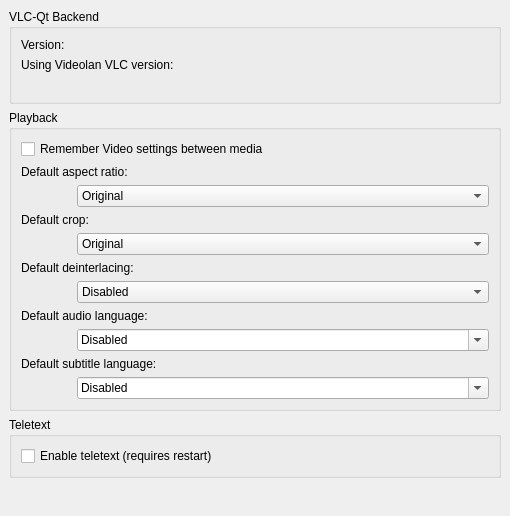
ntadej/tano, file src/ui/settings/SettingsBackend.ui: the form before one commit.
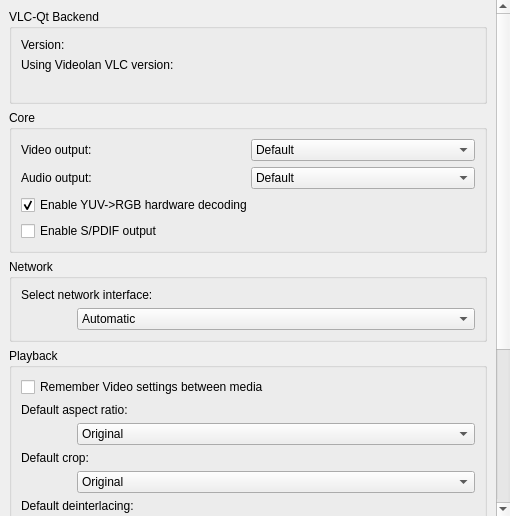
The form after the commit. Icons and pictures are not drawn.

Commit message: Add settings items for planned features

The edit to the form file:
```diff
--- a/src/ui/settings/SettingsBackend.ui
+++ b/src/ui/settings/SettingsBackend.ui
@@ -32,7 +32,7 @@
         <x>0</x>
         <y>0</y>
         <width>494</width>
-        <height>532</height>
+        <height>807</height>
        </rect>
       </property>
       <layout class="QVBoxLayout" name="verticalLayout_2">
@@ -82,6 +82,108 @@
          </layout>
         </widget>
        </item>
+       <item>
+        <widget class="QGroupBox" name="groupCore">
+         <property name="title">
+          <string>Core</string>
+         </property>
+         <layout class="QGridLayout" name="gridLayout_2">
+          <item row="0" column="0">
+           <widget class="QLabel" name="labelVout">
+            <property name="text">
+             <string>Video output:</string>
+            </property>
+           </widget>
+          </item>
+          <item row="1" column="0">
+           <widget class="QLabel" name="labelAout">
+            <property name="text">
+             <string>Audio output:</string>
+            </property>
+           </widget>
+          </item>
+          <item row="0" column="1">
+           <widget class="QComboBox" name="comboVout">
+            <item>
+             <property name="text">
+              <string>Default</string>
+             </property>
+            </item>
+           </widget>
+          </item>
+          <item row="1" column="1">
+           <widget class="QComboBox" name="comboAout">
+            <item>
+             <property name="text">
+              <string>Default</string>
+             </property>
+            </item>
+           </widget>
+          </item>
+          <item row="2" column="0" colspan="2">
+           <widget class="QCheckBox" name="checkYTR">
+            <property name="text">
+             <string>Enable YUV-&gt;RGB hardware decoding</string>
+            </property>
+            <property name="checked">
+             <bool>true</bool>
+            </property>
+           </widget>
+          </item>
+          <item row="3" column="0" colspan="2">
+           <widget class="QCheckBox" name="checkSpdif">
+            <property name="text">
+             <string>Enable S/PDIF output</string>
+            </property>
+           </widget>
+          </item>
+         </layout>
+        </widget>
+       </item>
+       <item>
+        <widget class="QGroupBox" name="groupBox">
+         <property name="title">
+          <string>Network</string>
+         </property>
+         <layout class="QGridLayout" name="gridLayout_3">
+          <item row="0" column="0" colspan="2">
+           <widget class="QLabel" name="labelNetwork">
+            <property name="text">
+             <string>Select network interface:</string>
+            </property>
+           </widget>
+          </item>
+          <item row="1" column="0">
+           <widget class="QLabel" name="spacer2">
+            <property name="minimumSize">
+             <size>
+              <width>50</width>
+              <height>0</height>
+             </size>
+            </property>
+            <property name="maximumSize">
+             <size>
+              <width>50</width>
+              <height>16777215</height>
+             </size>
+            </property>
+            <property name="text">
+             <string/>
+            </property>
+           </widget>
+          </item>
+          <item row="1" column="1">
+           <widget class="QComboBox" name="comboNetwork">
+            <item>
+             <property name="text">
+              <string>Automatic</string>
+             </property>
+            </item>
+           </widget>
+          </item>
+         </layout>
+        </widget>
+       </item>
        <item>
         <widget class="QGroupBox" name="groupPlayback">
          <property name="title">
@@ -290,11 +392,18 @@
         </widget>
        </item>
        <item>
-        <widget class="QGroupBox" name="groupTeletext">
+        <widget class="QGroupBox" name="groupMisc">
          <property name="title">
-          <string>Teletext</string>
+          <string>Misc</string>
          </property>
          <layout class="QVBoxLayout" name="verticalLayout_3">
+          <item>
+           <widget class="QCheckBox" name="checkMute">
+            <property name="text">
+             <string>Mute on minimize</string>
+            </property>
+           </widget>
+          </item>
           <item>
            <widget class="QCheckBox" name="checkTeletext">
             <property name="text">
```
The commit also changes 16 other files.
